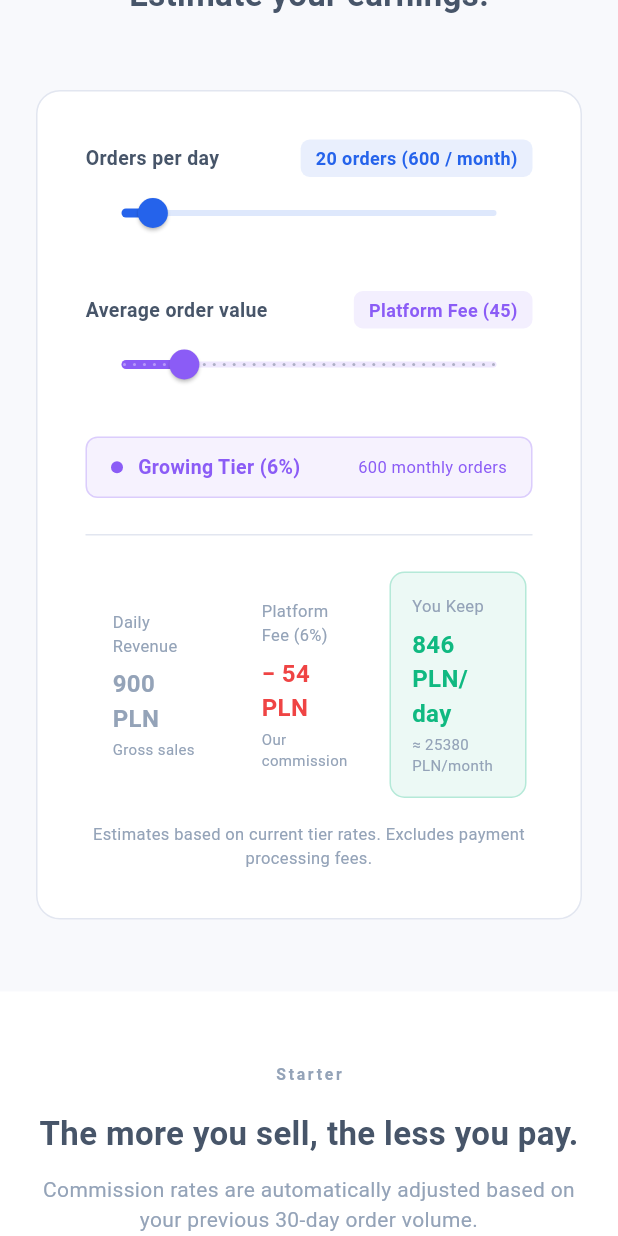
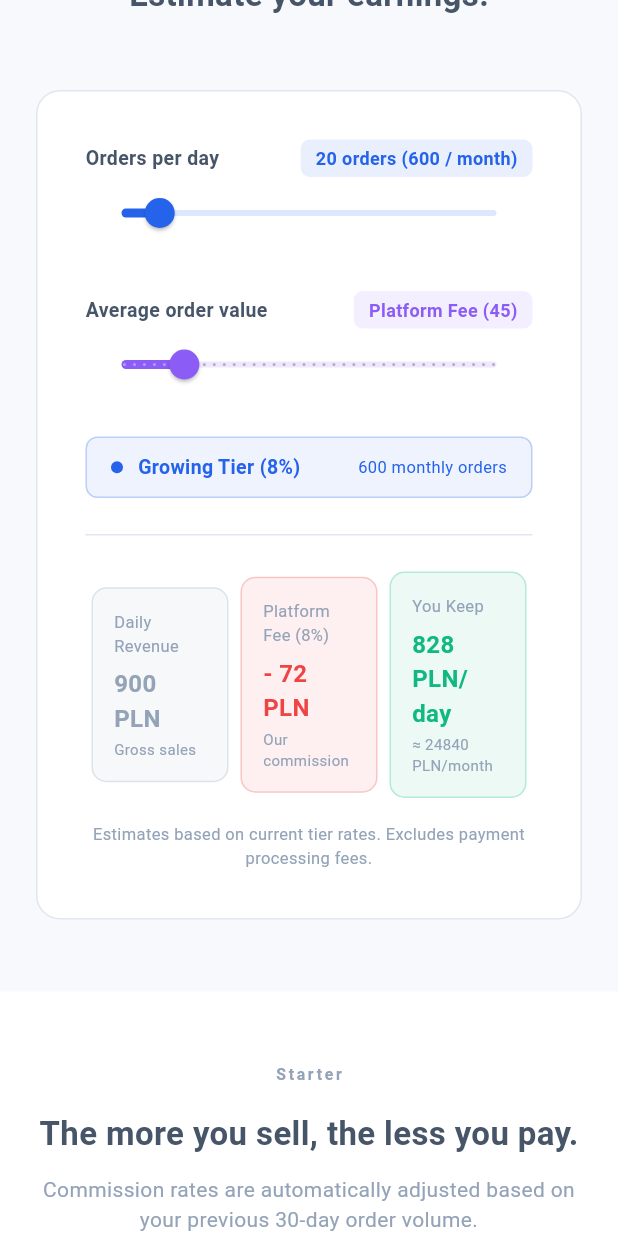
Before and after one commit to owoMarciN/Freequick-Suite, a Flutter app: the PricingScreen screen opened by its route, scrolled down 1152 dp, on a phone screen of 412 x 824 dp. Run offline on Flutter 3.47's test engine with Material 3 defaults, Android fonts, the phone set to English and light mode, and no system bars; our stand-ins replace cloud_firestore, cloud_functions, file_picker, firebase_auth, firebase_core, firebase_messaging and 11 more; missing offline and left inert: algoliasearch, country_flags, dynamic_path_url_strategy, fancy_password_field, firebase_app_check, flutter_iban_tools and 4 more; accounts and stored records are empty; generated files the repository leaves out were written again; statements that could not run were skipped.

Commit message:
Update: Some fixes

```diff
--- a/merchant_app/lib/screens/landing/pricing_screen.dart
+++ b/merchant_app/lib/screens/landing/pricing_screen.dart
@@ -14,34 +14,33 @@
   int _ordersPerDay = 20;
   double _avgOrderValue = 45.0;
 
-  ({double rate, String tierName, Color tierColor}) _getTier(
-      int monthlyOrders, BrandColors brand, BuildContext context) {
-    if (monthlyOrders <= 100) {
+  ({double rate, String tierName, Color tierColor}) _getTier(int monthlyOrders, BrandColors brand, BuildContext context) {
+    if (monthlyOrders <= 300) {       // 0–10 orders/day
       return (
         rate: 0.10,
-        tierName: context.l10nMerchant.pricing_tier_starter_desc,
+        tierName: context.l10nMerchant.pricing_tier_starter_label, // było: _desc
         tierColor: brand.muted!
       );
-    } else if (monthlyOrders <= 500) {
+    } else if (monthlyOrders <= 1500) { // 11–50 orders/day
       return (
         rate: 0.08,
         tierName: context.l10nMerchant.pricing_tier_growing_label,
         tierColor: brand.primary!
       );
-    } else if (monthlyOrders <= 1500) {
+    } else if (monthlyOrders <= 4500) { // 51–150 orders/day
       return (
         rate: 0.06,
-        tierName: context.l10nMerchant.pricing_tier_growing_label,
+        tierName: context.l10nMerchant.pricing_tier_established_label, // było: growing
         tierColor: const Color(0xFF8B5CF6),
       );
-    } else {
+    } else {                            // 151+ orders/day
       return (
         rate: 0.04,
         tierName: context.l10nMerchant.pricing_tier_partner_label,
         tierColor: brand.success!
       );
     }
-  }
+}
 
   @override
   Widget build(BuildContext context) {
@@ -238,9 +237,9 @@
                   _SliderRow(
                     label: context.l10nMerchant.pricing_slider_orders_label,
                     value: _ordersPerDay.toDouble(),
-                    min: 5,
+                    min: 1,
                     max: 200,
-                    divisions: 195,
+                    divisions: 199,
                     displayValue: context.l10nMerchant
                         .pricing_slider_orders_value(
                             _ordersPerDay, monthlyOrders),
@@ -322,7 +321,7 @@
                           child: _CalcResult(
                         label: context.l10nMerchant
                             .pricing_calc_fee_label(pctLabel),
-                        value: '− ${dailyFee.toStringAsFixed(0)} PLN',
+                        value: '- ${dailyFee.toStringAsFixed(0)} PLN',
                         sub: context.l10nMerchant.pricing_calc_fee_sub,
                         color: const Color(0xFFEF4444),
                         brand: brand,
@@ -336,7 +335,6 @@
                         color: brand.success!,
                         brand: brand,
                         scheme: scheme,
-                        highlight: true,
                       )),
                     ],
                   ),
@@ -597,7 +595,6 @@
   final Color color;
   final BrandColors brand;
   final ColorScheme scheme;
-  final bool highlight;
 
   const _CalcResult({
     required this.label,
@@ -606,7 +603,6 @@
     required this.color,
     required this.brand,
     required this.scheme,
-    this.highlight = false,
   });
 
   @override
@@ -615,10 +611,9 @@
       margin: const EdgeInsets.symmetric(horizontal: 4),
       padding: const EdgeInsets.all(14),
       decoration: BoxDecoration(
-        color: highlight ? color.withValues(alpha: 0.08) : Colors.transparent,
+        color: color.withValues(alpha: 0.08),
         borderRadius: BorderRadius.circular(10),
-        border:
-            highlight ? Border.all(color: color.withValues(alpha: 0.25)) : null,
+        border: Border.all(color: color.withValues(alpha: 0.25)),
       ),
       child: Column(
         crossAxisAlignment: CrossAxisAlignment.start,
@@ -750,6 +745,7 @@
         child: Padding(
           padding: const EdgeInsets.symmetric(horizontal: 20, vertical: 16),
           child: Column(
+            crossAxisAlignment: CrossAxisAlignment.start,
             children: [
               Row(
                 children: [
--- a/rider_app/lib/screens/auth/login_screen.dart
+++ b/rider_app/lib/screens/auth/login_screen.dart
@@ -115,7 +115,10 @@
                   const SizedBox(height: 8),
                   Text(
                     'Sign in to continue delivering',
-                    style: TextStyle(fontSize: 14, color: brand.primary, fontWeight: FontWeight.w600),
+                    style: TextStyle(
+                        fontSize: 14,
+                        color: brand.primary,
+                        fontWeight: FontWeight.w600),
                   ),
                   const SizedBox(height: 48),
                   CustomTextField(
```
Also changed, not shown: merchant_app/lib/screens/auth/auth_screen.dart (+12 -7 lines), shared_assets/lib/l10n/merchant/app_en.arb (+4 -4 lines).
